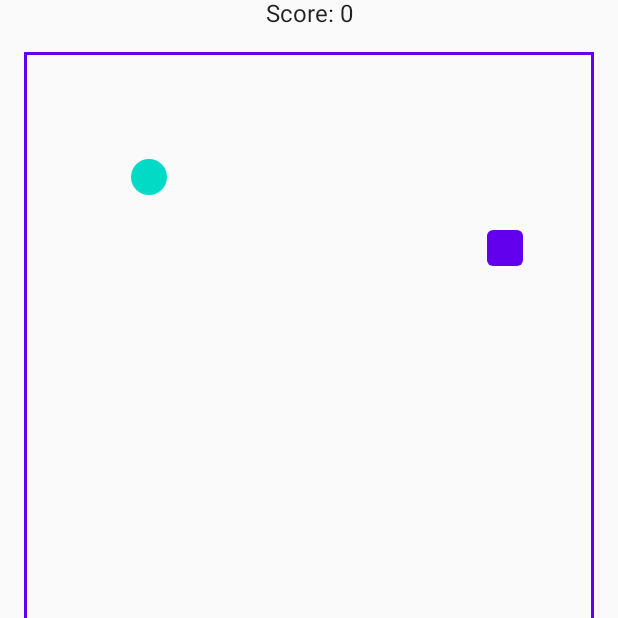
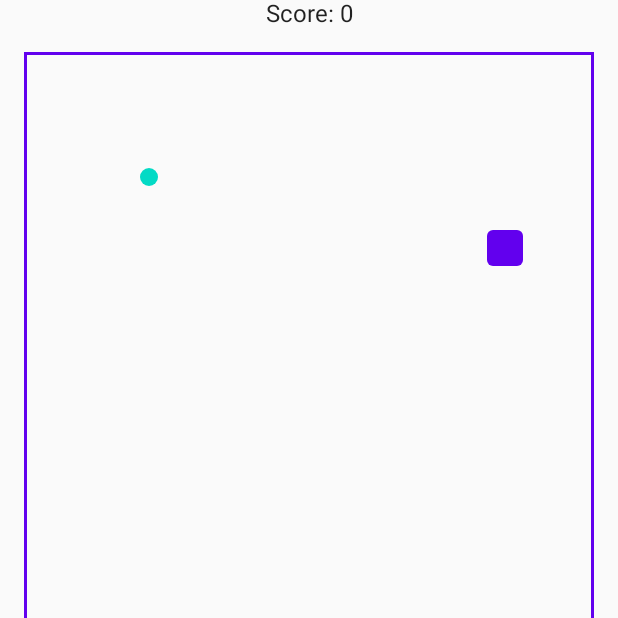
Before and after one commit to zahand0/SnakeGame, an Android app built with Jetpack Compose: the screen it shows after launch (MainActivity), after a tap on "START", on a phone screen of 412 x 824 dp, the top half of it. Run offline under Robolectric (Android 15) with nearby library versions, the light colour scheme and no system bars; our stand-ins replace Dagger/Hilt's generated code.

Commit message:
food size changed

```diff
--- a/app/src/main/java/com/example/snakegame/presentation/screen/game/Board.kt
+++ b/app/src/main/java/com/example/snakegame/presentation/screen/game/Board.kt
@@ -7,6 +7,7 @@ import androidx.compose.foundation.layout.*
 import androidx.compose.foundation.shape.CircleShape
 import androidx.compose.material.MaterialTheme
 import androidx.compose.runtime.Composable
+import androidx.compose.ui.Alignment
 import androidx.compose.ui.Modifier
 import androidx.compose.ui.unit.dp
 import com.example.snakegame.data.model.GameState
@@ -36,7 +37,8 @@ fun Board(
                     x = tileSize * gameState.foodCoordinate.x,
                     y = tileSize * gameState.foodCoordinate.y
                 )
-                .size(tileSize)
+                .size(tileSize / 2)
+                .offset(tileSize / 4, tileSize / 4)
                 .background(
                     color = MaterialTheme.colors.secondary,
                     shape = CircleShape
```
